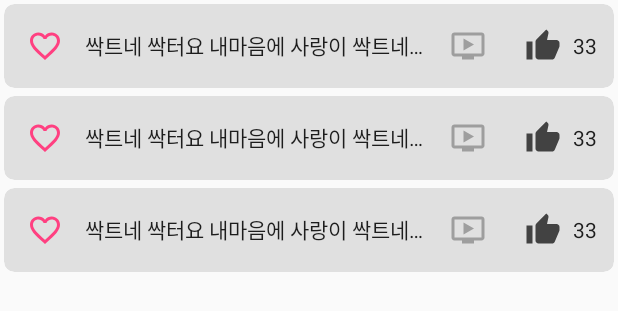
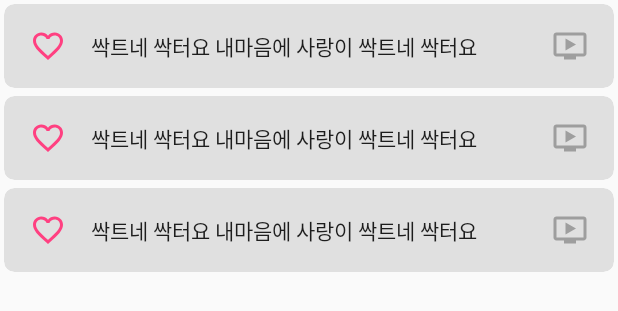
Before and after one commit to ovso/Massage, an Android app: the layout fragment_acupoints.xml on its own in the app's theme, with its tools: preview values and no code run, on a phone screen of 412 x 824 dp. Shown: the top 311 px of the screen. Run offline under Robolectric (Android 15) with nearby library versions, the phone set to English and light mode, and no system bars.

Commit message:
Remove recommend

```diff
--- a/app/src/main/java/io/github/ovso/massage/framework/customview/BaseFragment.java
+++ b/app/src/main/java/io/github/ovso/massage/framework/customview/BaseFragment.java
@@ -11,10 +11,6 @@ import android.view.ViewGroup;
 import butterknife.ButterKnife;
 import butterknife.Unbinder;
 import dagger.android.support.AndroidSupportInjection;
-
-/**
- * Created by jaeho on 2017. 9. 25
- */
 
 public abstract class BaseFragment extends Fragment {
   private Unbinder unbinder;
--- a/app/src/main/java/io/github/ovso/massage/framework/listener/OnCustomRecyclerItemClickListener.java
+++ b/app/src/main/java/io/github/ovso/massage/framework/listener/OnCustomRecyclerItemClickListener.java
@@ -5,6 +5,4 @@ public interface OnCustomRecyclerItemClickListener<T>
   void onFavoriteClick(int position, T item);
 
   void onVideoClick(int position, T item);
-
-  void onRecommendClick(int position, T item);
 }
--- a/app/src/main/java/io/github/ovso/massage/main/f_symptom/SymptomFragment.java
+++ b/app/src/main/java/io/github/ovso/massage/main/f_symptom/SymptomFragment.java
@@ -130,10 +130,6 @@ public class SymptomFragment extends BaseFragment
     presenter.onItemClick(item);
   }
 
-  @Override public void onRecommendClick(int position, SelectableItem<Symptom> item) {
-    presenter.onRecommendClick(position, item);
-  }
-
   @Override public void onFavoriteClick(int position, SelectableItem<Symptom> item) {
     presenter.onFavoriteClick(item);
   }
--- a/app/src/main/java/io/github/ovso/massage/main/f_symptom/SymptomPresenter.java
+++ b/app/src/main/java/io/github/ovso/massage/main/f_symptom/SymptomPresenter.java
@@ -5,17 +5,11 @@ import android.support.annotation.StringRes;
 import io.github.ovso.massage.main.f_symptom.model.Symptom;
 import io.github.ovso.massage.framework.SelectableItem;
 
-/**
- * Created by jaeho on 2017. 11. 27
- */
-
 public interface SymptomPresenter {
 
   void onActivityCreate();
 
   void onItemClick(SelectableItem<Symptom> item);
-
-  void onRecommendClick(int position, SelectableItem<Symptom> item);
 
   void onFavoriteClick(SelectableItem<Symptom> item);
 
--- a/app/src/main/java/io/github/ovso/massage/main/f_symptom/adapter/SymptomViewHolder.java
+++ b/app/src/main/java/io/github/ovso/massage/main/f_symptom/adapter/SymptomViewHolder.java
@@ -12,8 +12,6 @@ public class SymptomViewHolder extends BaseRecyclerAdapter.BaseViewHolder {
 
   @BindView(R.id.title_textview) TextView titleTextview;
   @BindView(R.id.video_button) ImageButton videoButton;
-  @BindView(R.id.rec_button) ImageButton recButton;
-  @BindView(R.id.rec_textview) TextView recTextView;
   @BindView(R.id.fav_button) ImageButton favButton;
 
   public SymptomViewHolder(View itemView) {
--- a/app/src/main/java/io/github/ovso/massage/main/f_theme/ThemeFragment.java
+++ b/app/src/main/java/io/github/ovso/massage/main/f_theme/ThemeFragment.java
@@ -133,10 +133,6 @@ public class ThemeFragment extends BaseFragment
     presenter.onItemClick(item);
   }
 
-  @Override public void onRecommendClick(int position, SelectableItem<Theme> item) {
-    presenter.onRecommendClick(position, item);
-  }
-
   @Override public void onFavoriteClick(int position, SelectableItem<Theme> item) {
     presenter.onFavoriteClick(position, item);
   }
--- a/app/src/main/java/io/github/ovso/massage/main/f_theme/ThemePresenter.java
+++ b/app/src/main/java/io/github/ovso/massage/main/f_theme/ThemePresenter.java
@@ -10,8 +10,6 @@ public interface ThemePresenter {
   void onActivityCreate();
 
   void onItemClick(SelectableItem<Theme> item);
-
-  void onRecommendClick(int position, SelectableItem<Theme> item);
 
   void onFavoriteClick(int position, SelectableItem<Theme> item);
 
--- a/app/src/main/java/io/github/ovso/massage/main/f_theme/adapter/ThemeViewHolder.java
+++ b/app/src/main/java/io/github/ovso/massage/main/f_theme/adapter/ThemeViewHolder.java
@@ -12,8 +12,6 @@ public class ThemeViewHolder extends BaseRecyclerAdapter.BaseViewHolder {
 
   @BindView(R.id.title_textview) TextView titleTextview;
   @BindView(R.id.video_button) ImageButton videoButton;
-  @BindView(R.id.rec_button) ImageButton recButton;
-  @BindView(R.id.rec_textview) TextView recTextView;
   @BindView(R.id.fav_button) ImageButton favButton;
 
   public ThemeViewHolder(View itemView) {
--- a/app/src/main/res/layout/fragment_symptom_item.xml
+++ b/app/src/main/res/layout/fragment_symptom_item.xml
@@ -26,7 +26,7 @@
         android:id="@id/fav_button"
         android:layout_width="0dp"
         android:layout_height="match_parent"
-        android:layout_weight="1.2"
+        android:layout_weight="1"
         android:background="?android:attr/selectableItemBackground"
         android:scaleType="center"
         android:src="@drawable/ic_favorite_border"
@@ -47,31 +47,12 @@
         android:id="@id/video_button"
         android:layout_width="0dp"
         android:layout_height="match_parent"
-        android:layout_weight="1.3"
+        android:layout_weight="1"
         android:background="?android:attr/selectableItemBackground"
         android:scaleType="center"
         android:src="@drawable/ic_ondemand_video"
 
         />
 
-    <ImageButton
-        android:id="@id/rec_button"
-        android:layout_width="0dp"
-        android:layout_height="match_parent"
-        android:layout_weight="0.9"
-        android:background="?android:attr/selectableItemBackground"
-        android:scaleType="center"
-        android:src="@drawable/ic_thumb_up"
-        />
-    <TextView
-        android:id="@id/rec_textview"
-        android:layout_width="0dp"
-        android:layout_height="match_parent"
-        android:layout_weight="0.6"
-        android:gravity="center_vertical|left"
-        android:lines="1"
-        android:textAppearance="@style/TextAppearance.AppCompat.Body1"
-        tools:text="33"
-        />
   </LinearLayout>
 </android.support.v7.widget.CardView>
```
Also changed, not shown: app/src/main/java/io/github/ovso/massage/main/f_symptom/SymptomPresenterImpl.java (+0 -42 lines), app/src/main/java/io/github/ovso/massage/main/f_symptom/adapter/SymptomAdapter.java (+0 -9 lines), app/src/main/java/io/github/ovso/massage/main/f_theme/ThemePresenterImpl.java (+0 -41 lines), app/src/main/java/io/github/ovso/massage/main/f_theme/adapter/ThemeAdapter.java (+0 -9 lines), app/src/main/res/layout/fragment_theme_item.xml (+0 -19 lines).
